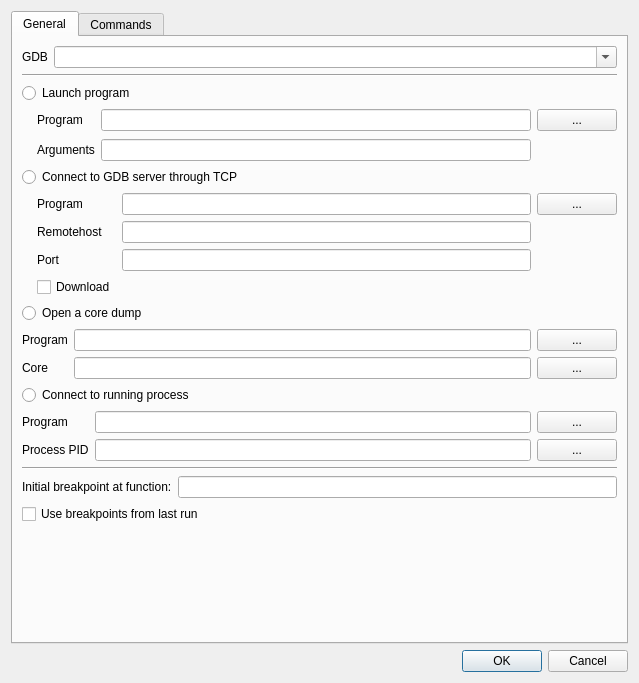
This is src/opendialog.ui in jhn98032/gede as Qt 5 draws it before an edit. The edited form follows.
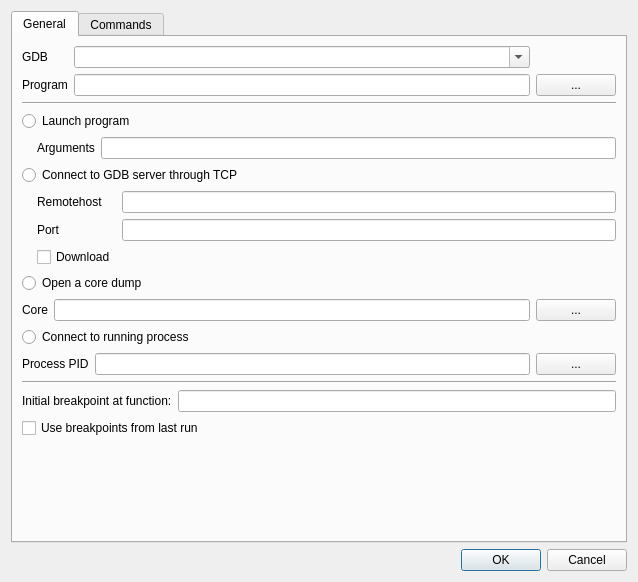
This is the edited form. Custom widgets are drawn as their Qt base class.

Commit message: Use common program for all types of sessions

The edit to the form file:
```diff
--- a/src/opendialog.ui
+++ b/src/opendialog.ui
@@ -6,8 +6,8 @@
    <rect>
     <x>0</x>
     <y>0</y>
-    <width>639</width>
-    <height>683</height>
+    <width>638</width>
+    <height>582</height>
    </rect>
   </property>
   <property name="windowTitle">
@@ -33,7 +33,7 @@
            </property>
           </widget>
          </item>
-         <item row="0" column="1">
+         <item row="0" column="2">
           <widget class="ExeComboBox" name="comboBox_gdbCommand">
            <property name="sizePolicy">
             <sizepolicy hsizetype="MinimumExpanding" vsizetype="Fixed">
@@ -46,38 +46,14 @@
            </property>
           </widget>
          </item>
-        </layout>
-       </item>
-       <item>
-        <widget class="Line" name="line">
-         <property name="orientation">
-          <enum>Qt::Horizontal</enum>
-         </property>
-        </widget>
-       </item>
-       <item>
-        <widget class="QRadioButton" name="radioButton_localProgram">
-         <property name="text">
-          <string>Launch program</string>
-         </property>
-        </widget>
-       </item>
-       <item>
-        <layout class="QGridLayout" name="gridLayout">
-         <property name="leftMargin">
-          <number>15</number>
-         </property>
-         <property name="verticalSpacing">
-          <number>8</number>
-         </property>
-         <item row="0" column="0">
+         <item row="1" column="0">
           <widget class="QLabel" name="label">
            <property name="text">
             <string>Program</string>
            </property>
           </widget>
          </item>
-         <item row="0" column="1">
+         <item row="1" column="2">
           <widget class="QLineEdit" name="lineEdit_program">
            <property name="sizePolicy">
             <sizepolicy hsizetype="Expanding" vsizetype="Fixed">
@@ -87,7 +63,7 @@
            </property>
           </widget>
          </item>
-         <item row="0" column="2">
+         <item row="1" column="3">
           <widget class="QPushButton" name="pushButton_selectFile">
            <property name="minimumSize">
             <size>
@@ -100,6 +76,30 @@
            </property>
           </widget>
          </item>
+        </layout>
+       </item>
+       <item>
+        <widget class="Line" name="line">
+         <property name="orientation">
+          <enum>Qt::Horizontal</enum>
+         </property>
+        </widget>
+       </item>
+       <item>
+        <widget class="QRadioButton" name="radioButton_localProgram">
+         <property name="text">
+          <string>Launch program</string>
+         </property>
+        </widget>
+       </item>
+       <item>
+        <layout class="QGridLayout" name="gridLayout">
+         <property name="leftMargin">
+          <number>15</number>
+         </property>
+         <property name="verticalSpacing">
+          <number>8</number>
+         </property>
          <item row="1" column="0">
           <widget class="QLabel" name="label_2">
            <property name="text">
@@ -124,44 +124,27 @@
          <property name="leftMargin">
           <number>15</number>
          </property>
-         <item row="1" column="0">
+         <item row="0" column="0">
           <widget class="QLabel" name="label_3">
            <property name="text">
             <string>Remotehost</string>
            </property>
           </widget>
          </item>
-         <item row="1" column="1">
+         <item row="0" column="1">
           <widget class="QLineEdit" name="lineEdit_tcpHost"/>
          </item>
-         <item row="2" column="0">
+         <item row="1" column="0">
           <widget class="QLabel" name="label_4">
            <property name="text">
             <string>Port</string>
            </property>
           </widget>
          </item>
-         <item row="2" column="1">
+         <item row="1" column="1">
           <widget class="QLineEdit" name="lineEdit_tcpPort"/>
          </item>
-         <item row="0" column="1">
-          <widget class="QLineEdit" name="lineEdit_tcpProgram"/>
-         </item>
-         <item row="0" column="0">
-          <widget class="QLabel" name="label_5">
-           <property name="text">
-            <string>Program</string>
-           </property>
-          </widget>
-         </item>
-         <item row="0" column="2">
-          <widget class="QPushButton" name="pushButton_selectTcpProgram">
-           <property name="text">
-            <string>...</string>
-           </property>
-          </widget>
-         </item>
-         <item row="3" column="0">
+         <item row="2" column="0">
           <widget class="QCheckBox" name="checkBox_download">
            <property name="text">
             <string>Download</string>
@@ -179,34 +162,17 @@
        </item>
        <item>
         <layout class="QGridLayout" name="gridLayout_4">
-         <item row="4" column="0">
+         <item row="3" column="0">
           <widget class="QLabel" name="label_9">
            <property name="text">
             <string>Core</string>
            </property>
           </widget>
          </item>
-         <item row="0" column="0">
-          <widget class="QLabel" name="label_8">
-           <property name="text">
-            <string>Program</string>
-           </property>
-          </widget>
-         </item>
-         <item row="4" column="2">
+         <item row="3" column="2">
           <widget class="QLineEdit" name="lineEdit_coreFile"/>
          </item>
-         <item row="0" column="2">
-          <widget class="QLineEdit" name="lineEdit_coreProgram"/>
-         </item>
-         <item row="0" column="3">
-          <widget class="QPushButton" name="pushButton_selectCoreProgram">
-           <property name="text">
-            <string>...</string>
-           </property>
-          </widget>
-         </item>
-         <item row="4" column="3">
+         <item row="3" column="3">
           <widget class="QPushButton" name="pushButton_selectCoreFile">
            <property name="text">
             <string>...</string>
@@ -225,33 +191,16 @@
        <item>
         <layout class="QGridLayout" name="gridLayout_5">
          <item row="0" column="0">
-          <widget class="QLabel" name="label_10">
-           <property name="text">
-            <string>Program</string>
-           </property>
-          </widget>
-         </item>
-         <item row="0" column="1">
-          <widget class="QLineEdit" name="lineEdit_runningProg"/>
-         </item>
-         <item row="0" column="2">
-          <widget class="QPushButton" name="pushButton_runningProg">
-           <property name="text">
-            <string>...</string>
-           </property>
-          </widget>
-         </item>
-         <item row="1" column="0">
           <widget class="QLabel" name="label_11">
            <property name="text">
             <string>Process PID</string>
            </property>
           </widget>
          </item>
-         <item row="1" column="1">
+         <item row="0" column="1">
           <widget class="QLineEdit" name="lineEdit_pid"/>
          </item>
-         <item row="1" column="2">
+         <item row="0" column="2">
           <widget class="QPushButton" name="pushButton_runningPid">
            <property name="text">
             <string>...</string>
```
Left out of the diff: 6 changed lines with no effect on the pictures. The commit also changes 6 other files.
